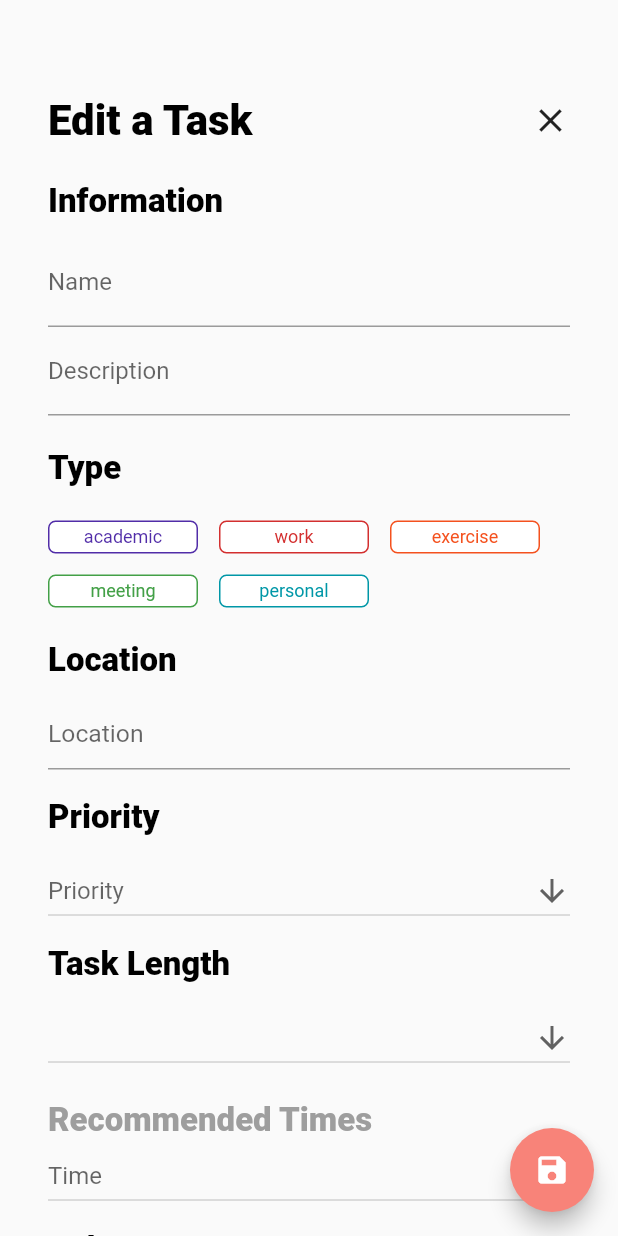
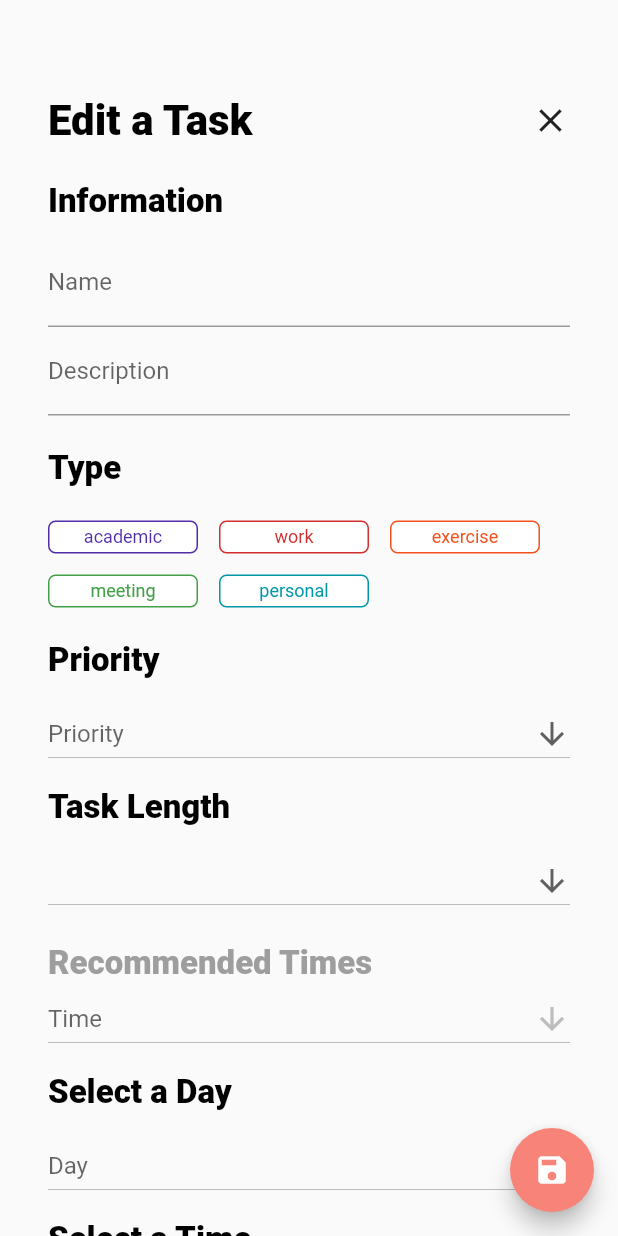
Before and after one commit to lassenordahl/checkmate, a Flutter app: the TaskDescription screen opened directly with empty values, on a phone screen of 412 x 824 dp. Run offline on Flutter 3.47's test engine with Material 2 defaults, Android fonts, the phone set to English and light mode, and no system bars; our stand-ins replace flutter_speed_dial, geolocator, google_maps_flutter, shared_preferences, uni_links; accounts and stored records are empty; network calls fail.

Commit message:
conditional location

```diff
--- a/lib/forms/taskDescriptionForm.dart
+++ b/lib/forms/taskDescriptionForm.dart
@@ -55,14 +55,14 @@ class TaskDescriptionFormState extends State<TaskDescriptionForm> {
   }
 
   void submitForm() {
-
     currentTask.priority = priority;
     currentTask.taskTime = taskTime;
 
     if (usingRecommended) {
       currentTask.startTime = DateTime.parse(selectedRecTime.isoTime);
     } else {
-      currentTask.startTime = DateTime(selectedDay.year, selectedDay.month, selectedDay.day, selectedTime.hour, selectedTime.minute, 0);
+      currentTask.startTime = DateTime(selectedDay.year, selectedDay.month,
+          selectedDay.day, selectedTime.hour, selectedTime.minute, 0);
     }
 
     if (currentTask.id == null) {
@@ -95,7 +95,8 @@ class TaskDescriptionFormState extends State<TaskDescriptionForm> {
       if (currentTask.taskType != null) {
         getTimes(currentTask.taskType, taskTime);
       }
-    };
+    }
+    ;
   }
 
   void generateWeek() {
@@ -122,11 +123,13 @@ class TaskDescriptionFormState extends State<TaskDescriptionForm> {
       Map<String, List<ScheduleTime>> recommendedTimes) {
     List<ScheduleTime> times = new List<ScheduleTime>();
 
-
-
     if (currentTask.startTime != null) {
-      times.add(ScheduleTime(completed: -1, isoTime: "Current Time", taskType: ""));
-      ScheduleTime current = ScheduleTime(completed: 0, isoTime: currentTask.startTime.toIso8601String(), taskType: currentTask.taskType);
+      times.add(
+          ScheduleTime(completed: -1, isoTime: "Current Time", taskType: ""));
+      ScheduleTime current = ScheduleTime(
+          completed: 0,
+          isoTime: currentTask.startTime.toIso8601String(),
+          taskType: currentTask.taskType);
       times.add(current);
       setState(() {
         usingRecommended = true;
@@ -251,6 +254,10 @@ class TaskDescriptionFormState extends State<TaskDescriptionForm> {
             ],
           ),
           SizedBox(height: 22.0),
+          (currentTask.id == null
+              ? Column(
+                  crossAxisAlignment: CrossAxisAlignment.start,
+                  children: <Widget>[
                     Text(
                       "Location",
                       style: TextStyle(
@@ -272,6 +279,9 @@ class TaskDescriptionFormState extends State<TaskDescriptionForm> {
                       ),
                     ),
                     SizedBox(height: 12.0),
+                  ],
+                )
+              : SizedBox(height: 0.0)),
           Text(
             "Priority",
             style: TextStyle(
@@ -323,7 +333,8 @@ class TaskDescriptionFormState extends State<TaskDescriptionForm> {
             items: <int>[1, 2, 3].map<DropdownMenuItem<int>>((int value) {
               return DropdownMenuItem<int>(
                 value: value,
-                child: Text(value.toString() + (value == 1 ? " hour" : " hours")),
+                child:
+                    Text(value.toString() + (value == 1 ? " hour" : " hours")),
               );
             }).toList(),
           ),
```
Lines whose indentation alone changed are shown as unchanged.
